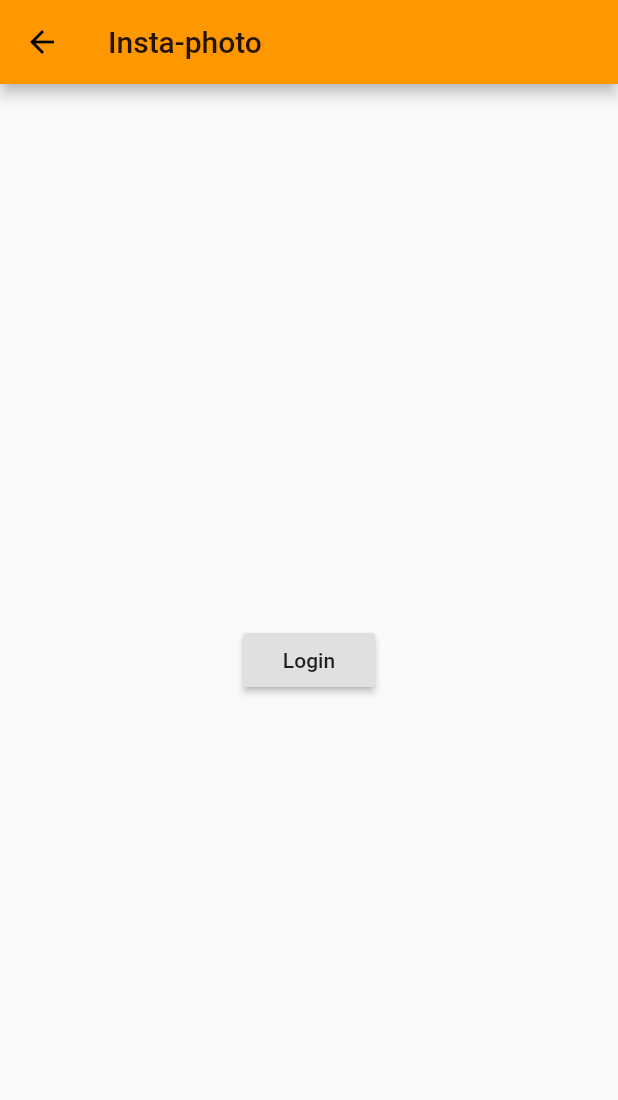
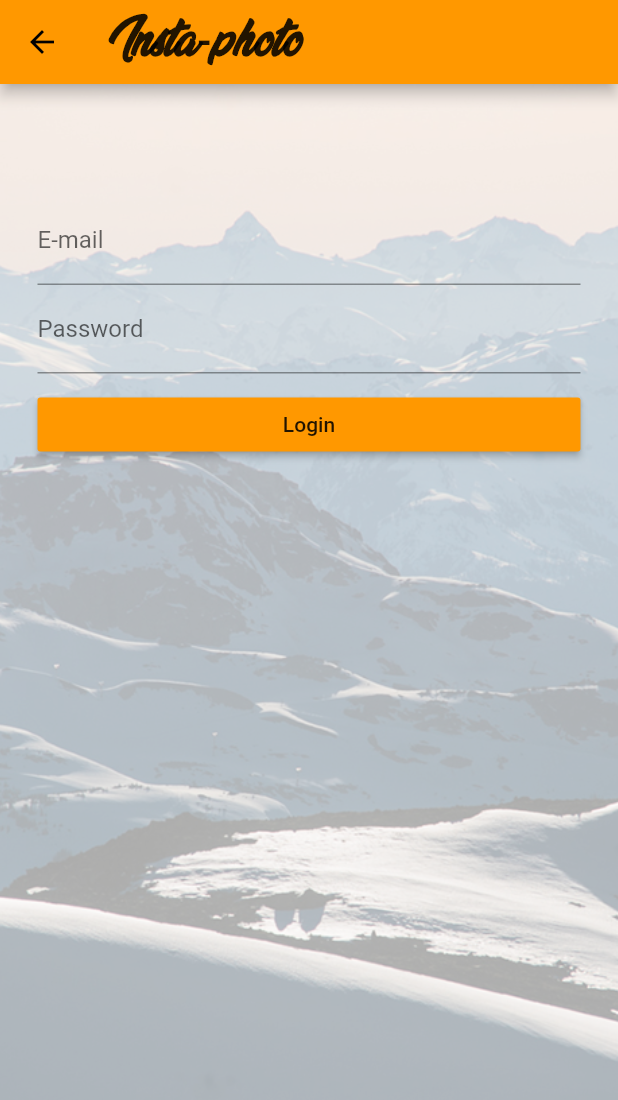
Before and after one commit to kziechmann/Flutter_UMF, a Flutter app: the AuthPage screen opened directly, on a phone screen of 412 x 824 dp. Shown: the top 1100 px of the screen. Run offline on Flutter 3.47's test engine with Material 2 defaults, Android fonts, the phone set to English and light mode, and no system bars.

Commit message:
Added non-functional button bar to each post with icons. Changed font for appBar.

```diff
--- a/lib/main.dart
+++ b/lib/main.dart
@@ -2,6 +2,7 @@ import 'package:flutter/material.dart';
 import './pages/post.dart';
 import './pages/posts.dart';
 import './pages/admin.dart';
+import './pages/auth.dart';
 
 
 void main() => runApp(MyApp());
@@ -38,7 +39,8 @@ class _MyApp extends State<MyApp>{
 
       ),
       routes: {
-        '/': (BuildContext context) => PostsPage(_posts),
+        '/': (BuildContext context) => AuthPage(),
+        '/posts': (BuildContext context) => PostsPage(_posts),
         '/admin': (BuildContext context) => PostsAdminPage(_addPost, _removePost),
       },
       onGenerateRoute: (RouteSettings settings){
--- a/lib/pages/admin.dart
+++ b/lib/pages/admin.dart
@@ -25,14 +25,14 @@ class PostsAdminPage extends StatelessWidget {
               onTap: () {
                  Navigator.pushReplacementNamed(
                 context,
-                '/');
+                '/posts');
               },
             )
           ],
         ),
       ),
       appBar: AppBar(
-        title: Text('Posts List'),
+        title: Text('Insta-photo', style: TextStyle(fontSize: 26.0, fontWeight: FontWeight.bold, fontFamily: 'VeganStyle'),),
         bottom: TabBar(tabs: <Widget>[
                 Tab(icon: Icon(Icons.create), text: 'Create Post'),
                 Tab(icon: Icon(Icons.list), text: 'My Posts'),
--- a/lib/pages/auth.dart
+++ b/lib/pages/auth.dart
@@ -1,21 +1,75 @@
 import 'package:flutter/material.dart';
 
+class AuthPage extends StatefulWidget {
+  @override
+  State<StatefulWidget> createState() {
+    return _AuthPageState();
+  }
+}
 
-class AuthPage extends StatelessWidget{
+class _AuthPageState extends State<AuthPage> {
+  String _userNameValue = '';
+  String _passwordValue = '';
+
   @override
   Widget build(BuildContext context) {
     return Scaffold(
       appBar: AppBar(
-        title: Text('Insta-photo'),
+        title: Text(
+          'Insta-photo',
+          style: TextStyle(
+              fontSize: 26.0,
+              fontWeight: FontWeight.bold,
+              fontFamily: 'VeganStyle'),
         ),
-        body: Center(
-          child: RaisedButton(
-            child:Text('Login'),
+      ),
+      body: Container(
+        decoration: BoxDecoration(
+          image: DecorationImage(
+            colorFilter: ColorFilter.mode(Colors.black.withOpacity(.35), BlendMode.dstATop),
+            fit: BoxFit.cover,
+            image: AssetImage('assets/mountains.jpg'),
+          ),
+        ),
+        padding: EdgeInsets.symmetric(vertical: 75.0, horizontal: 25.0),
+        child: Center(
+          child: ListView(
+          children: <Widget>[
+            TextField(
+              decoration: InputDecoration(labelText: 'E-mail'),
+              keyboardType: TextInputType.emailAddress,
+              onChanged: (String value) {
+                setState(() {
+                  _userNameValue = value;
+                });
+              },
+            ),
+            TextField(
+              decoration: InputDecoration(labelText: 'Password'),
+              obscureText: true,
+              onChanged: (String value) {
+                setState(() {
+                  _passwordValue = value;
+                });
+              },
+            ),
+            SizedBox(
+              height: 10.0,
+            ),
+            RaisedButton(
+              color: Theme.of(context).accentColor,
+              child: Text('Login'),
               onPressed: () {
-              Navigator.pushReplacementNamed(
-                context,
-                '/');
+                final Map<String, String> logInfo = {
+                  'username': _userNameValue,
+                  'password': _passwordValue,
+                };
+                // widget.loginUser(logInfo);
+                Navigator.pushReplacementNamed(context, '/posts');
               },
+            )
+          ],
+        ),
         ),
       ),
     );
--- a/lib/pages/post.dart
+++ b/lib/pages/post.dart
@@ -40,7 +40,7 @@ class PostPage extends StatelessWidget {
       return Future.value(false);
     } ,child: Scaffold(
       appBar: AppBar(
-        title: Text('title'),
+        title: Text('Insta-photo', style: TextStyle(fontSize: 26.0, fontWeight: FontWeight.bold, fontFamily: 'VeganStyle'),),
       ),
       body: Column(
         crossAxisAlignment: CrossAxisAlignment.center,
--- a/lib/pages/posts.dart
+++ b/lib/pages/posts.dart
@@ -24,7 +24,7 @@ class PostsPage extends StatelessWidget {
         ]),
       ),
       appBar: AppBar(
-        title: Text('Insta-photo'),
+        title: Text('Insta-photo', style: TextStyle(fontSize: 26.0, fontWeight: FontWeight.bold, fontFamily: 'VeganStyle'),),
         actions: <Widget>[
           IconButton(
             icon: Icon(Icons.add_a_photo),
```
Also changed, not shown: lib/pages/createPost.dart (+11 -3 lines), lib/posts.dart (+27 -10 lines), pubspec.yaml (+4 -4 lines), assets/VeganStyle.ttf (added). Lines whose indentation alone changed are shown as unchanged.
